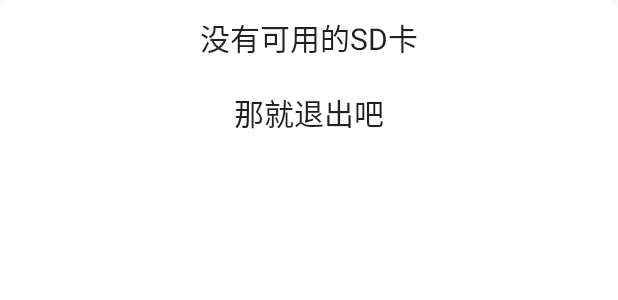
After one commit to Lin-1997/MNote, an Android app: the layout dialog_no_sdcard.xml on its own in the app's theme, with its tools: preview values and no code run, on a phone screen of 412 x 824 dp. The commit adds this screen. Shown: the top 300 px of the screen. Run offline under Robolectric (Android 15) with nearby library versions, the phone set to English and light mode, and no system bars.

Commit message:
SD卡检查，读写权限检查

```diff
--- /dev/null
+++ b/app/src/main/res/layout/dialog_no_sdcard.xml
@@ -0,0 +1,32 @@
+<?xml version="1.0" encoding="utf-8"?>
+<LinearLayout
+	xmlns:android="http://schemas.android.com/apk/res/android"
+	android:layout_width="match_parent"
+	android:layout_height="match_parent"
+	android:background="@drawable/shape_dialog"
+	android:orientation="vertical">
+
+	<TextView
+		android:layout_width="match_parent"
+		android:layout_height="wrap_content"
+		android:gravity="center_horizontal"
+		android:paddingBottom="10dp"
+		android:paddingTop="10dp"
+		android:text="@string/noSdcard"
+		android:textAppearance="@style/TextAppearance.AppCompat.Body1"
+		android:textSize="20sp"/>
+
+	<TextView
+		android:id="@+id/exit"
+		android:layout_width="match_parent"
+		android:layout_height="wrap_content"
+		android:clickable="true"
+		android:focusable="true"
+		android:gravity="center_horizontal"
+		android:paddingBottom="10dp"
+		android:paddingTop="10dp"
+		android:text="@string/exit"
+		android:textAppearance="@style/TextAppearance.AppCompat.Body1"
+		android:textSize="20sp"/>
+
+</LinearLayout>
--- a/app/src/main/res/values/strings.xml
+++ b/app/src/main/res/values/strings.xml
@@ -14,6 +14,8 @@
 	<string name="changePassword">修改密码</string>
 	<string name="save">确定</string>
 	<string name="cancel">取消</string>
+	<string name="noSdcard">没有可用的SD卡</string>
+	<string name="exit">那就退出吧</string>
 
 	<string name="avatarCamera">拍照</string>
 	<string name="avatarGallery">相册</string>
```
Also changed, not shown: app/src/main/java/com/lin/mnote/MainActivity.java (+46 -0 lines), app/src/main/java/com/lin/mnote/UserCenterActivity.java (+15 -7 lines), app/src/main/java/com/lin/utils/FileHelper.java (added, +42 -0 lines).
